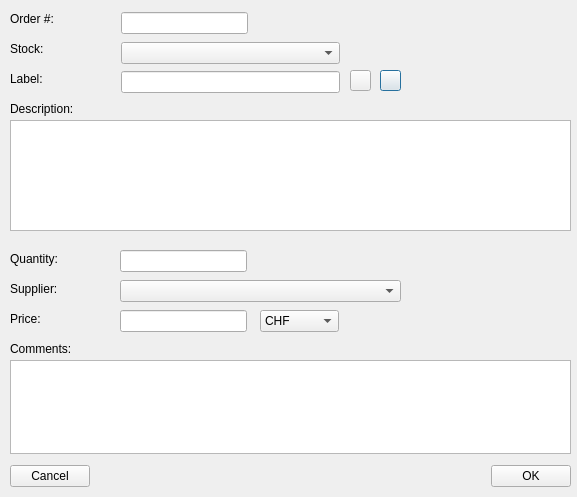
Above: trunk/ui/orderseditfrm.ui from BackupTheBerlios/first4-svn before the change. Below: the same form after it.
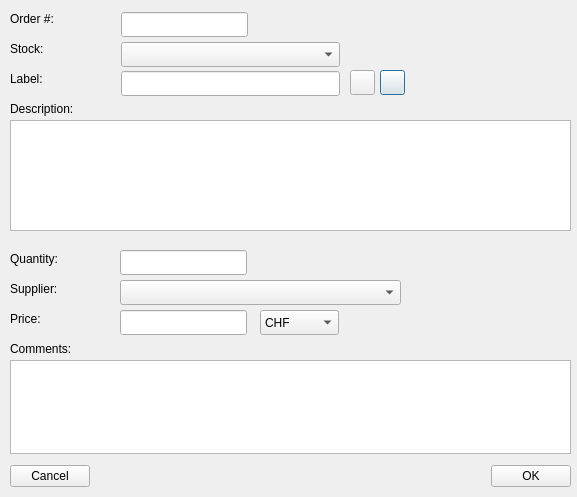
That is the form after the change. Icons and pictures are not drawn.

```diff
--- a/trunk/ui/orderseditfrm.ui
+++ b/trunk/ui/orderseditfrm.ui
@@ -72,8 +72,8 @@
     <rect>
      <x>380</x>
      <y>70</y>
-     <width>21</width>
-     <height>21</height>
+     <width>25</width>
+     <height>25</height>
     </rect>
    </property>
    <property name="text" >
@@ -94,8 +94,8 @@
     <rect>
      <x>350</x>
      <y>70</y>
-     <width>21</width>
-     <height>21</height>
+     <width>25</width>
+     <height>25</height>
     </rect>
    </property>
    <property name="text" >
@@ -229,7 +229,7 @@
      <x>121</x>
      <y>12</y>
      <width>127</width>
-     <height>22</height>
+     <height>25</height>
     </rect>
    </property>
   </widget>
@@ -239,7 +239,7 @@
      <x>121</x>
      <y>42</y>
      <width>219</width>
-     <height>22</height>
+     <height>25</height>
     </rect>
    </property>
   </widget>
@@ -249,7 +249,7 @@
      <x>121</x>
      <y>71</y>
      <width>219</width>
-     <height>22</height>
+     <height>25</height>
     </rect>
    </property>
   </widget>
@@ -269,7 +269,7 @@
      <x>120</x>
      <y>250</y>
      <width>127</width>
-     <height>22</height>
+     <height>25</height>
     </rect>
    </property>
   </widget>
@@ -279,7 +279,7 @@
      <x>120</x>
      <y>280</y>
      <width>281</width>
-     <height>22</height>
+     <height>25</height>
     </rect>
    </property>
   </widget>
@@ -289,7 +289,7 @@
      <x>120</x>
      <y>310</y>
      <width>127</width>
-     <height>22</height>
+     <height>25</height>
     </rect>
    </property>
   </widget>
@@ -299,7 +299,7 @@
      <x>260</x>
      <y>310</y>
      <width>79</width>
-     <height>22</height>
+     <height>25</height>
     </rect>
    </property>
    <item>
```
